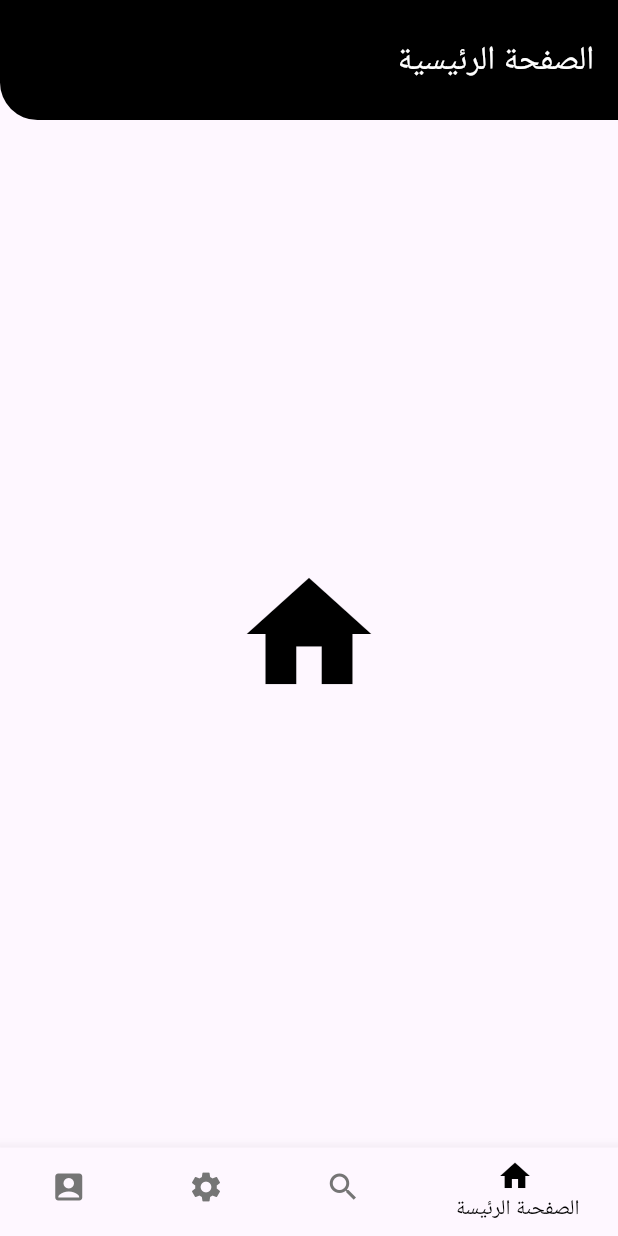
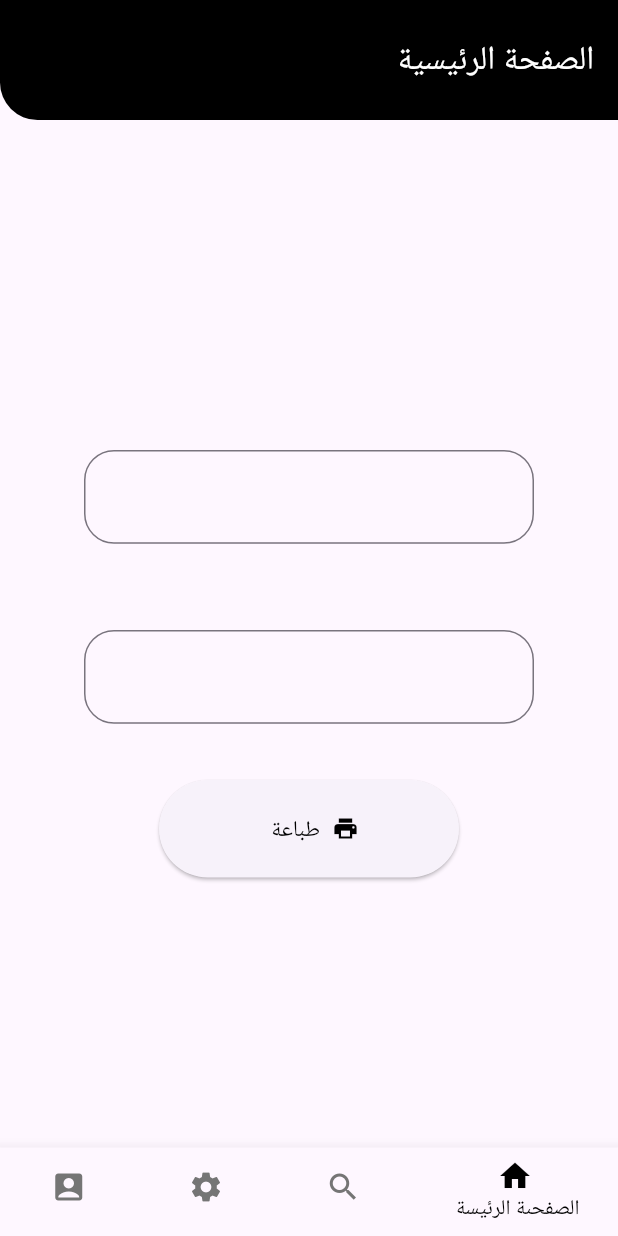
Before and after one commit to sa-bajeedh/flutter-course-lab, a Flutter app: the screen it shows after launch, on a phone screen of 412 x 824 dp. Run offline on Flutter 3.47's test engine with Material 3 defaults, Android fonts, the phone set to English and light mode, and no system bars.

Commit message:
add 2 text field in home page

```diff
--- a/lib/home_page_screen.dart
+++ b/lib/home_page_screen.dart
@@ -8,10 +8,62 @@ class HomePageScreen extends StatefulWidget {
 }
 
 class _HomePageScreenState extends State<HomePageScreen> {
+  final _controller1 = TextEditingController();
+  final _controller2 = TextEditingController();
   @override
   Widget build(BuildContext context) {
     return Center(
-      child: Icon(Icons.home,color: Colors.black,size: 100,),
+      child: SingleChildScrollView(
+        child: Column(
+          children: [
+            SizedBox(height: 40),
+            SizedBox(
+              height: 100,
+              width: 300,
+              child: TextField(
+                controller: _controller1,
+                decoration: InputDecoration(
+                  border: OutlineInputBorder(
+                    borderRadius: BorderRadius.circular(20),
+                    borderSide: BorderSide(color: Colors.black),
+                  ),
+                  prefix: Icon(Icons.person, color: Colors.black),
+                ),
+              ),
+            ),
+            SizedBox(height: 20),
+            SizedBox(
+              height: 100,
+              width: 300,
+              child: TextField(
+                controller: _controller2,
+                decoration: InputDecoration(
+                  prefix: Icon(Icons.lock, color: Colors.black),
+                  border: OutlineInputBorder(
+                    borderRadius: BorderRadius.circular(20),
+                    borderSide: BorderSide(color: Colors.black),
+                  ),
+                ),
+              ),
+            ),
+
+            SizedBox(
+              height: 65,
+              width: 200,
+              child: ElevatedButton.icon(
+                onPressed: () {
+                  _controller2.text = _controller1.text;
+                },
+                label: Text(
+                  "طباعة",
+                  style: TextStyle(fontSize: 15, color: Colors.black),
+                ),
+                icon: Icon(Icons.print, color: Colors.black),
+              ),
+            ),
+          ],
+        ),
+      ),
     );
   }
 }
```
